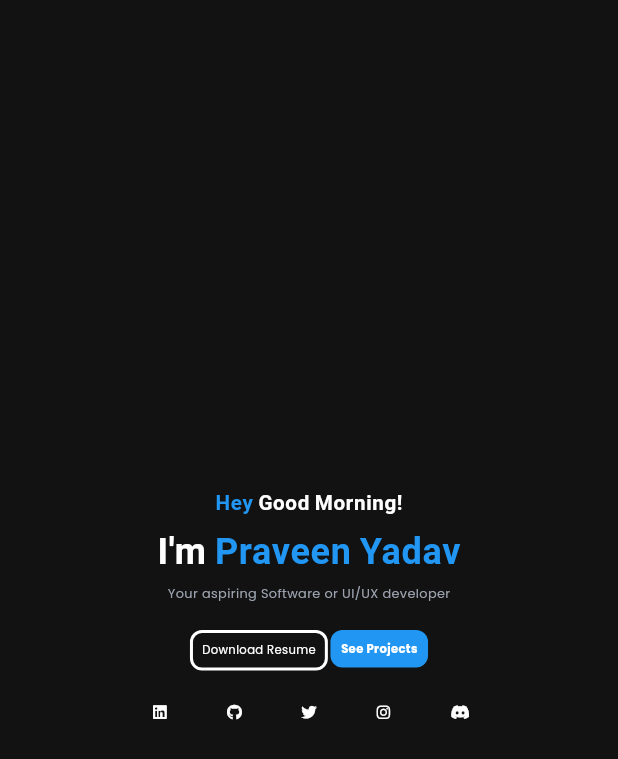
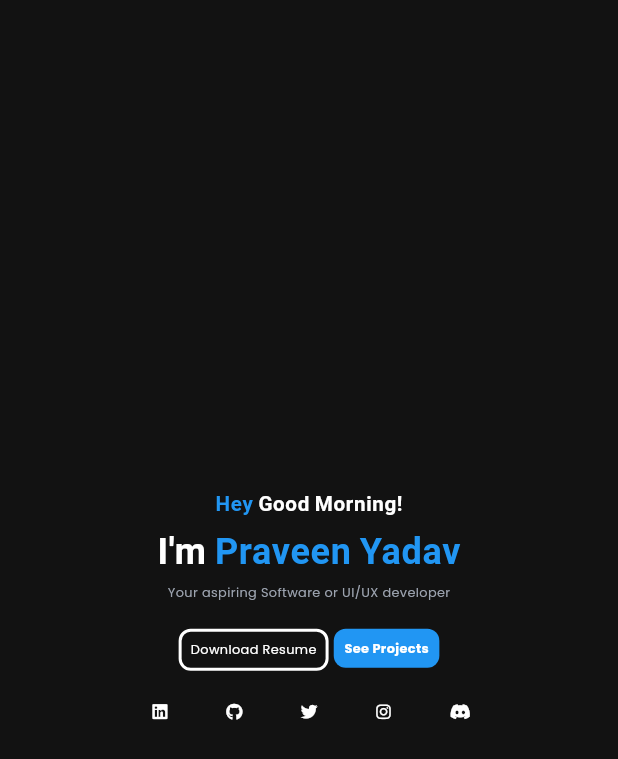
Before and after one commit to pytw/portfolio, a Flutter app: the _IntroSection widget shown alone on an empty page, opened directly with empty values, on a phone screen of 412 x 824 dp. Shown: the top 759 px of the screen. Run offline on Flutter 3.47's test engine with Material 3 defaults, Android fonts, the phone set to English and light mode, and no system bars; our stand-ins replace firebase_core, flutter_screenutil, flutter_svg, font_awesome_flutter, go_router, google_fonts and 1 more; accounts and stored records are empty; statements that could not run were skipped.

Commit message:
responsive

```diff
--- a/lib/screens/home_screen.dart
+++ b/lib/screens/home_screen.dart
@@ -103,7 +103,7 @@ class _HomeScreenState extends State<HomeScreen> {
                         key: _homeKey,
                         margin: EdgeInsets.symmetric(
                             vertical: 0.025.sh.h),
-                        height: ((screenType == ScreenType.mobile?0.5:0.8)*screenHeight).h,
+                        height: ((screenType == ScreenType.mobile?0.4:0.8)*screenHeight).h,
                         child: ColoredBox(
                           color: Colors.red,
                           child: HeroSection(onSectionSelected: (String section) {
--- a/lib/screens/sections/hero_section.dart
+++ b/lib/screens/sections/hero_section.dart
@@ -141,7 +141,7 @@ class _IntroSection extends StatelessWidget {
           headingFontSize: screenType==ScreenType.mobile?64.sp:32.sp,
           alignment: Alignment.center,
         ),
-        SizedBox(height: screenType==ScreenType.mobile?5.h:10.h),
+        SizedBox(height: screenType==ScreenType.mobile?4.h:10.h),
         CustomHeader(
           titleText: "I'm ",
           titleColor: Theme.of(context).colorScheme.onPrimary,
@@ -152,7 +152,7 @@ class _IntroSection extends StatelessWidget {
           headingFontSize: screenType==ScreenType.mobile?112.sp:56.sp,
           alignment: Alignment.center,
         ),
-        SizedBox(height: screenType==ScreenType.mobile?5.h:10.h),
+        SizedBox(height: screenType==ScreenType.mobile?4.h:10.h),
         Text(
           "Your aspiring Software or UI/UX developer",
           style: TextStyle(
@@ -177,7 +177,7 @@ class _IntroSection extends StatelessWidget {
               label: "Download Resume",
               textStyle:
                   TextStyle(color: Theme.of(context).colorScheme.onPrimary,
-                    fontSize: screenType==ScreenType.mobile?36.sp:20.sp,
+                    fontSize: screenType==ScreenType.mobile?40.sp:20.sp,
                   ),
               borderColor: Theme.of(context).colorScheme.onPrimary,
               borderWidth: 2,
@@ -186,7 +186,7 @@ class _IntroSection extends StatelessWidget {
               hoverEffects: const [HoverEffect.borderColor],
               clickEffects: const [ClickEffect.borderColor],
             ),
-            SizedBox(width: screenType==ScreenType.mobile?8.w:16.w),
+            SizedBox(width: 16.w),
             CustomButton(
               onPressed: () {
                 onSectionSelected("Projects");
@@ -195,40 +195,40 @@ class _IntroSection extends StatelessWidget {
               textStyle: TextStyle(
                 color: Theme.of(context).colorScheme.onPrimary,
                 fontWeight: FontWeight.bold,
-                fontSize: screenType==ScreenType.mobile?36.sp:20.sp,
+                fontSize: screenType==ScreenType.mobile?40.sp:20.sp,
               ),
               backgroundColor: Theme.of(context).primaryColor,
               hoverEffects: const [HoverEffect.scale],
             ),
           ],
         ),
-        SizedBox(height: screenType==ScreenType.mobile?5.h:10.h),
+        SizedBox(height: screenType==ScreenType.mobile?4.h:10.h),
         Wrap(
           children: [
             _buildSocialIconButton(
                 icon: FontAwesomeIcons.linkedin,
                 url: 'https://www.linkedin.com/in/pyapril1507',
-                iconSize: screenType==ScreenType.mobile?48.sp:32.sp),
+                iconSize: screenType==ScreenType.mobile?52.sp:32.sp),
             SizedBox(width: smallSpaceWidth),
             _buildSocialIconButton(
                 icon: FontAwesomeIcons.github,
                 url: 'https://www.github.com/pyapril15',
-                iconSize: screenType==ScreenType.mobile?48.sp:32.sp),
+                iconSize: screenType==ScreenType.mobile?52.sp:32.sp),
             SizedBox(width: smallSpaceWidth),
             _buildSocialIconButton(
                 icon: FontAwesomeIcons.twitter,
                 url: 'https://www.x.com/pyapril15',
-                iconSize: screenType==ScreenType.mobile?48.sp:32.sp),
+                iconSize: screenType==ScreenType.mobile?52.sp:32.sp),
             SizedBox(width: smallSpaceWidth),
             _buildSocialIconButton(
                 icon: FontAwesomeIcons.instagram,
                 url: 'https://www.instagram.com/__pyapril15.py__',
-                iconSize: screenType==ScreenType.mobile?48.sp:32.sp),
+                iconSize: screenType==ScreenType.mobile?52.sp:32.sp),
             SizedBox(width: smallSpaceWidth),
             _buildSocialIconButton(
                 icon: FontAwesomeIcons.discord,
                 url: 'https://www.discord.com/pyapril15',
-                iconSize: screenType==ScreenType.mobile?48.sp:32.sp),
+                iconSize: screenType==ScreenType.mobile?52.sp:32.sp),
           ],
         ),
       ],
```
